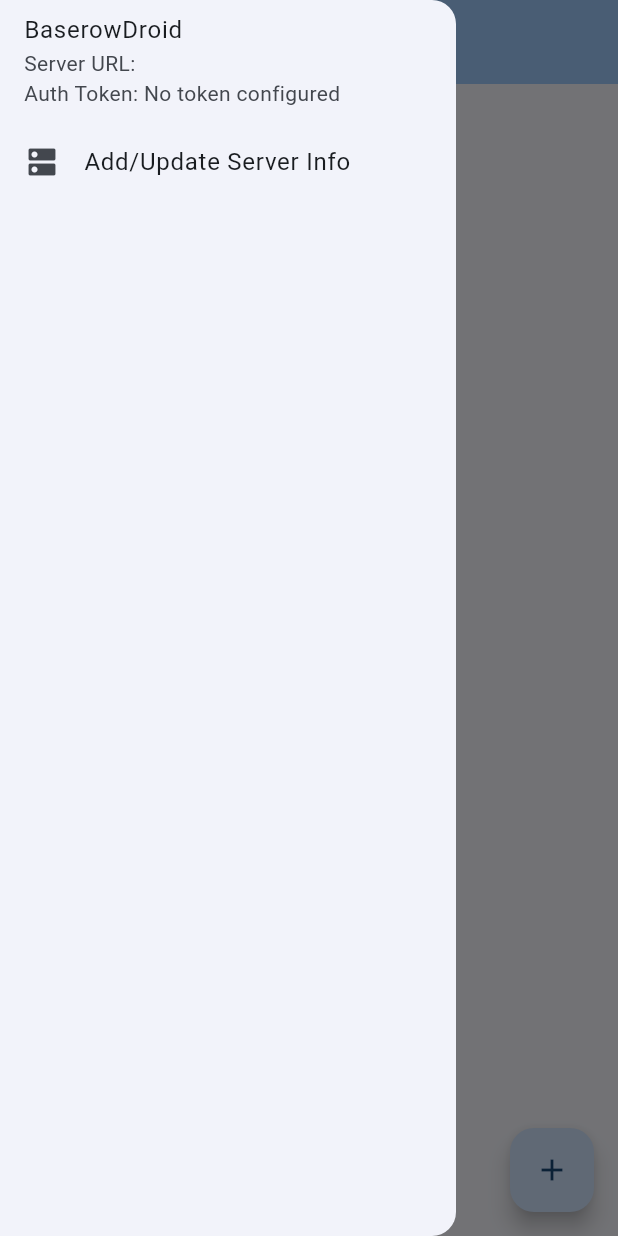
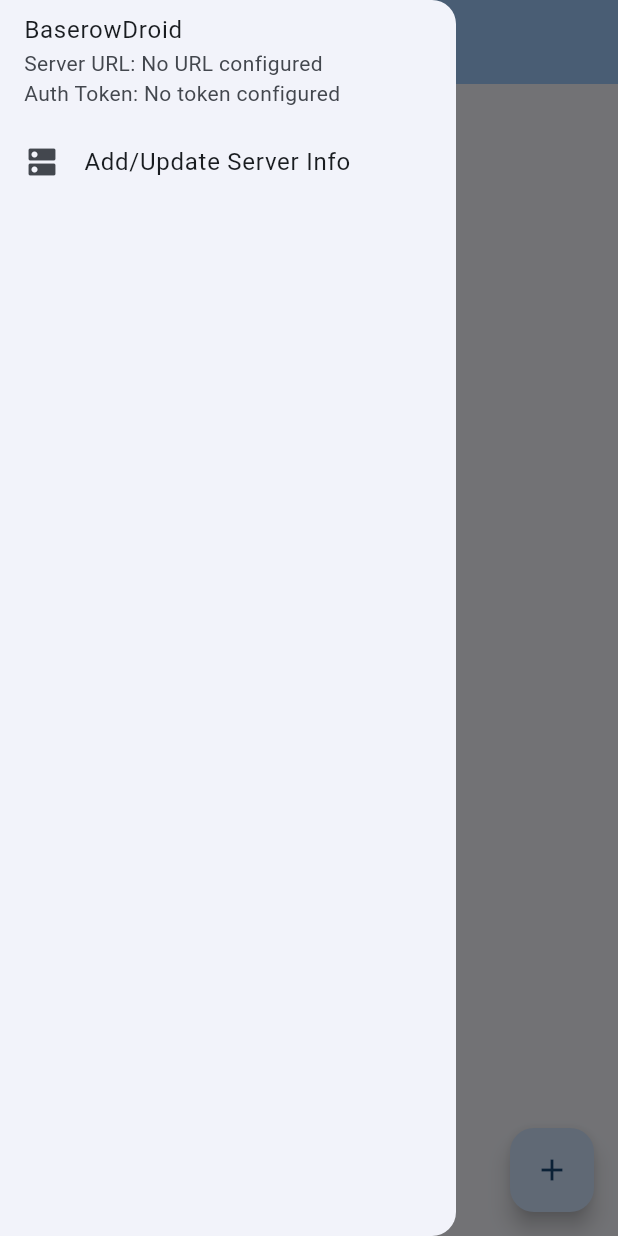
Before and after one commit to Aadityajoshi151/baserowdroid, a Flutter app: the screen it shows after launch, with the side drawer open, on a phone screen of 412 x 824 dp. Run offline on Flutter 3.47's test engine with Material 3 defaults, Android fonts, the phone set to English and light mode, and no system bars; our stand-ins replace shared_preferences.

Commit message:
chore: adds missing url value

```diff
--- a/lib/Constants.dart
+++ b/lib/Constants.dart
@@ -1,4 +1,4 @@
 const String APP_NAME = "BaserowDroid";
-const String SERVER_URL_DEFAULT_VALUE = "";
+const String SERVER_URL_DEFAULT_VALUE = "No URL configured";
 const String AUTH_TOKEN_DEFAULT_VALUE = "No token configured";
 const String SERVER_DETAILS_PAGE_TITLE = "Server Details";
```
